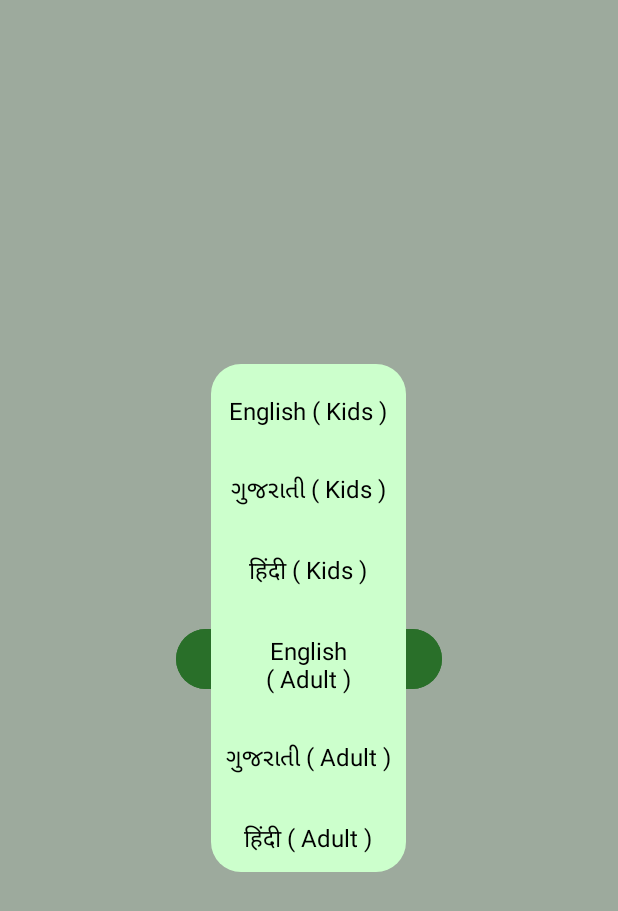
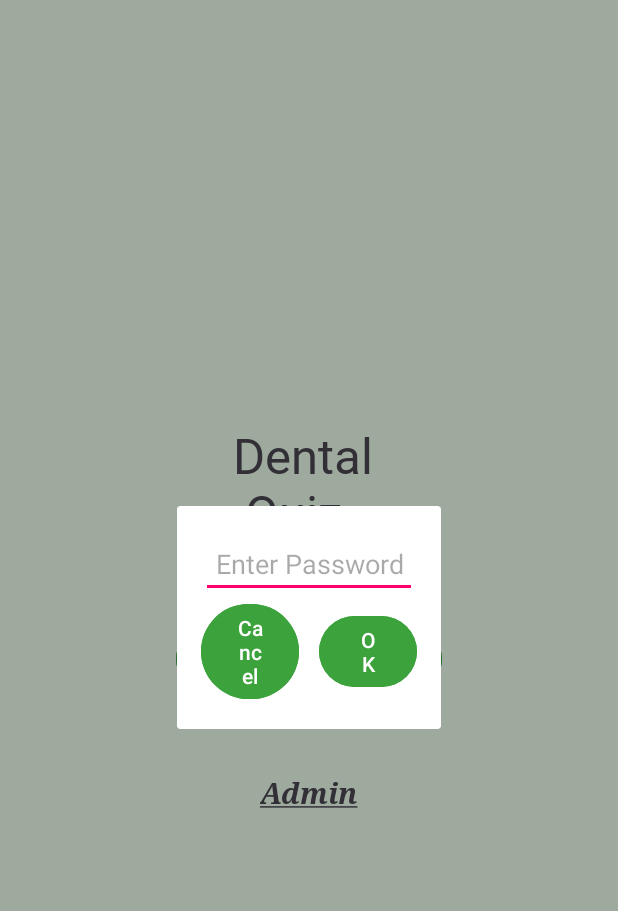
Before and after one commit to Myself7802/QuizApp, an Android app: the screen it shows after launch (SelectActivity), after a tap on "Admin", on a phone screen of 412 x 824 dp. Shown: the top 911 px of the screen. Run offline under Robolectric (Android 15) with nearby library versions, the phone set to English and light mode, and no system bars; our stand-ins replace sdp/ssp sizes; libraries missing offline, so code that uses them is left out: io.realm.kotlin; Roboto replaces fonts that are not available here.

Commit message:
Version 1.0

```diff
--- a/app/src/main/java/com/example/quizapp/activities/SelectActivity.kt
+++ b/app/src/main/java/com/example/quizapp/activities/SelectActivity.kt
@@ -47,8 +47,8 @@ class SelectActivity : AppCompatActivity() {
         createDialog2()
 
         binding.admin.setOnClickListener {
-            dialog2.show()
-//            showPasswordDialog()
+//            dialog2.show()
+            showPasswordDialog()
         }
 
         binding.kids.setOnClickListener {
--- a/app/src/main/java/com/example/quizapp/helpers/Constants.kt
+++ b/app/src/main/java/com/example/quizapp/helpers/Constants.kt
@@ -24,7 +24,7 @@ object Constants {
     var BOTH = "Both"
     var type = TEXT
 
-    var ADMIN_PASSWORD = "paapt"
+    var ADMIN_PASSWORD = "swaminarayan"
 
     var TIMER :Long = 25000
     var CORRECT :Int = 0
```
Also changed, not shown: app/src/main/java/com/example/quizapp/activities/QuizQuestionsActivity.kt (+15 -4 lines), 1 other file.
